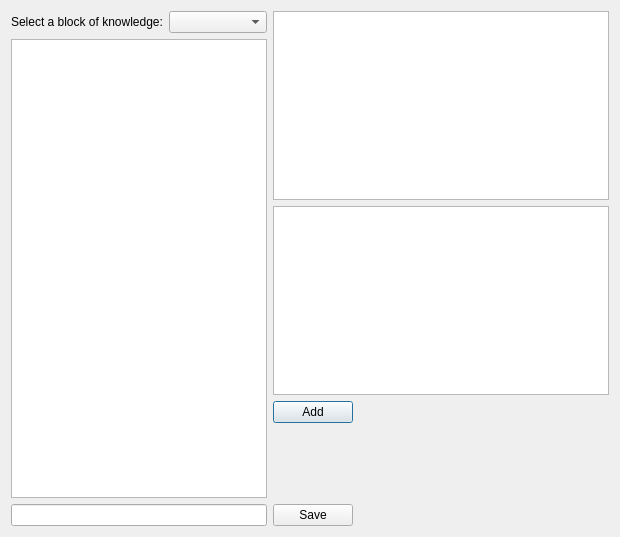
Before: the Qt Designer form ExylorQt/Gui/thentab.ui in Stas777/Exsylor, drawn with Qt 5.
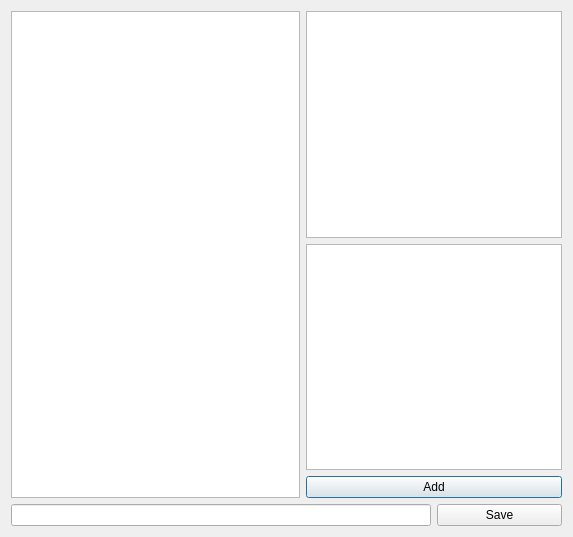
After: the same form once the commit is applied.

Commit message:
Added changes for if/then tabs in knowledge dialogue
Added changes for if/then tabs in knowledge dialogue

Patch:
```diff
--- a/ExylorQt/Gui/thentab.ui
+++ b/ExylorQt/Gui/thentab.ui
@@ -6,96 +6,39 @@
    <rect>
     <x>0</x>
     <y>0</y>
-    <width>620</width>
+    <width>573</width>
     <height>537</height>
    </rect>
   </property>
   <property name="windowTitle">
    <string>Dialog</string>
   </property>
-  <layout class="QHBoxLayout" name="horizontalLayout">
-   <item>
-    <layout class="QGridLayout" name="gridLayout_4">
-     <item row="0" column="0">
-      <widget class="QLabel" name="label_2">
-       <property name="text">
-        <string>Select a block of knowledge:</string>
-       </property>
-      </widget>
-     </item>
-     <item row="0" column="1">
-      <widget class="QComboBox" name="comboBox_2"/>
-     </item>
-     <item row="1" column="0" colspan="2">
+  <layout class="QGridLayout" name="gridLayout">
+   <item row="0" column="0" rowspan="3">
       <widget class="QTreeView" name="treeView_2"/>
      </item>
-     <item row="2" column="0" colspan="2">
-      <widget class="QLineEdit" name="lineEdit_2"/>
-     </item>
-    </layout>
-   </item>
-   <item>
-    <layout class="QGridLayout" name="gridLayout_3">
-     <item row="1" column="0" colspan="2">
+   <item row="0" column="1" colspan="2">
+    <widget class="QTableWidget" name="tableWidget"/>
+   </item>
+   <item row="1" column="1" colspan="2">
       <widget class="QTextEdit" name="textEdit_2"/>
      </item>
-     <item row="2" column="0">
+   <item row="2" column="1" colspan="2">
       <widget class="QPushButton" name="addButton_2">
        <property name="text">
         <string>Add</string>
        </property>
       </widget>
      </item>
-     <item row="2" column="1">
-      <spacer name="horizontalSpacer_3">
-       <property name="orientation">
-        <enum>Qt::Horizontal</enum>
-       </property>
-       <property name="sizeHint" stdset="0">
-        <size>
-         <width>208</width>
-         <height>20</height>
-        </size>
-       </property>
-      </spacer>
-     </item>
-     <item row="3" column="0">
-      <spacer name="verticalSpacer_2">
-       <property name="orientation">
-        <enum>Qt::Vertical</enum>
-       </property>
-       <property name="sizeHint" stdset="0">
-        <size>
-         <width>20</width>
-         <height>78</height>
-        </size>
-       </property>
-      </spacer>
-     </item>
-     <item row="4" column="0">
+   <item row="3" column="0" colspan="2">
+    <widget class="QLineEdit" name="lineEdit_2"/>
+   </item>
+   <item row="3" column="2">
       <widget class="QPushButton" name="saveButton_2">
        <property name="text">
         <string>Save</string>
        </property>
       </widget>
-     </item>
-     <item row="4" column="1">
-      <spacer name="horizontalSpacer_4">
-       <property name="orientation">
-        <enum>Qt::Horizontal</enum>
-       </property>
-       <property name="sizeHint" stdset="0">
-        <size>
-         <width>208</width>
-         <height>20</height>
-        </size>
-       </property>
-      </spacer>
-     </item>
-     <item row="0" column="0" colspan="2">
-      <widget class="QTableWidget" name="tableWidget"/>
-     </item>
-    </layout>
    </item>
   </layout>
  </widget>
```
Lines whose indentation alone changed are shown as unchanged. The commit also changes 1 other file.
